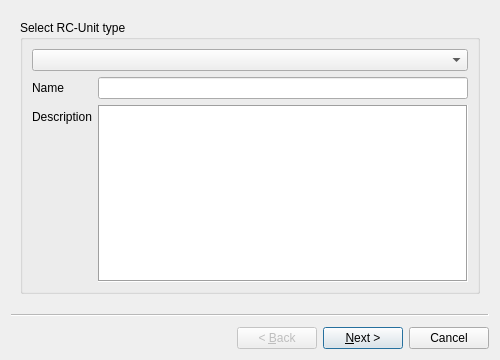
The window that modules/automation/projects/HilecGui/src/createRcUnit/AddRcUnitWizard.ui (OFFIS-Automation/Framework) describes before a commit, drawn with Qt 5.
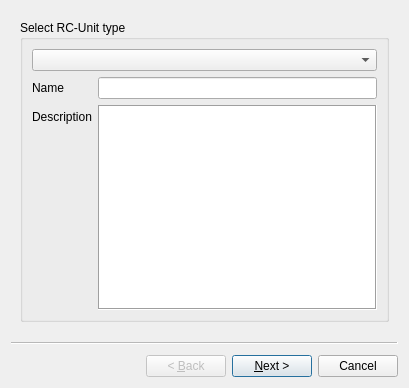
The same window after the commit. Custom widgets are drawn as their Qt base class.

```diff
--- a/modules/automation/projects/HilecGui/src/createRcUnit/AddRcUnitWizard.ui
+++ b/modules/automation/projects/HilecGui/src/createRcUnit/AddRcUnitWizard.ui
@@ -6,8 +6,8 @@
    <rect>
     <x>0</x>
     <y>0</y>
-    <width>500</width>
-    <height>360</height>
+    <width>409</width>
+    <height>388</height>
    </rect>
   </property>
   <property name="windowTitle">
```
